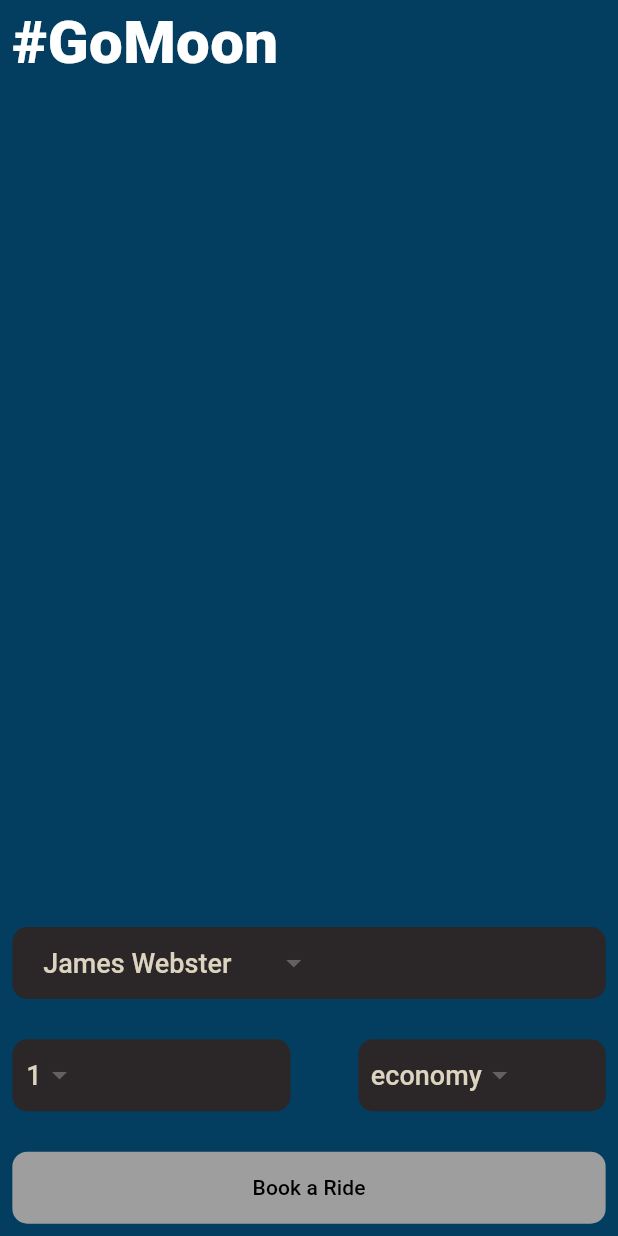
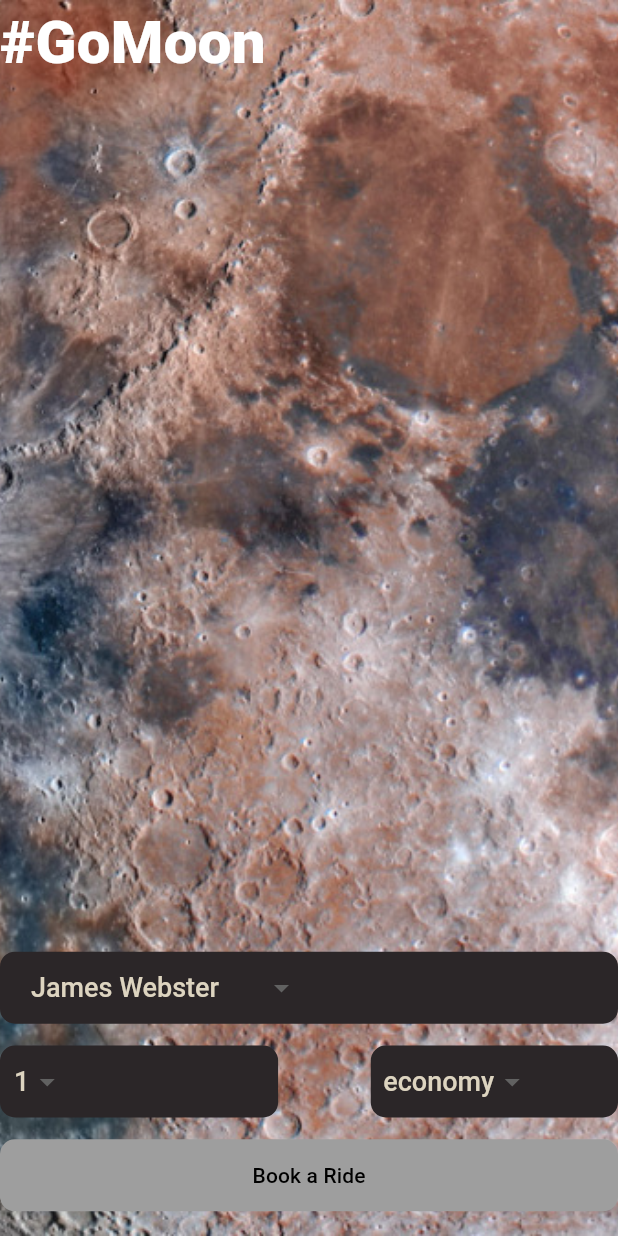
Before and after one commit to CaptainStorm21/flutter-gotomoon, a Flutter app: the screen it shows after launch, on a phone screen of 412 x 824 dp. Run offline on Flutter 3.47's test engine with Material 3 defaults, Android fonts, the phone set to English and light mode, and no system bars.

Commit message:
placing a an image in the background

```diff
--- a/lib/pages/home_page.dart
+++ b/lib/pages/home_page.dart
@@ -24,12 +24,17 @@ class HomePage extends StatelessWidget {
       color: Colors.blue.withGreen(132).withOpacity(.1),
       height: _deviceHeight,
       width: _deviceWidth,
-      padding: EdgeInsets.symmetric(horizontal: _deviceWidth * 0.02),
-      child: Column(
-        mainAxisAlignment: MainAxisAlignment.spaceBetween,
-        mainAxisSize: MainAxisSize.max,
-        crossAxisAlignment: CrossAxisAlignment.start,
-        children: [_pageTitle(), _bookRideWidget()],
+      padding: EdgeInsets.symmetric(horizontal: _deviceWidth * 0.00),
+      child: Stack(
+        children: [
+          _astroImageWidget(),
+          Column(
+            mainAxisAlignment: MainAxisAlignment.spaceBetween,
+            mainAxisSize: MainAxisSize.max,
+            crossAxisAlignment: CrossAxisAlignment.start,
+            children: [_pageTitle(), _bookRideWidget()],
+          ),
+        ],
       ),
     )));
   }
@@ -59,7 +64,7 @@ class HomePage extends StatelessWidget {
 
   Widget _bookRideWidget() {
     return Container(
-      height: _deviceHeight * .25,
+      height: _deviceHeight * .23,
       child: Column(
           mainAxisAlignment: MainAxisAlignment.spaceBetween,
           mainAxisSize: MainAxisSize.max,
@@ -99,7 +104,9 @@ class HomePage extends StatelessWidget {
   Widget _riderButton() {
     return Container(
         width: _deviceWidth,
-        margin: EdgeInsets.only(bottom: _deviceHeight * 0.01, ),
+        margin: EdgeInsets.only(
+          bottom: _deviceHeight * 0.02,
+        ),
         decoration: BoxDecoration(
           color: Colors.grey,
           borderRadius: BorderRadius.circular(10),
@@ -107,12 +114,7 @@ class HomePage extends StatelessWidget {
         child: MaterialButton(
           onPressed: () {},
           child: const Text("Book a Ride",
-          style: TextStyle(
-            color: Color.fromRGBO(0, 0, 0, 1)
-          )
-
-          ),
-
+              style: TextStyle(color: Color.fromRGBO(0, 0, 0, 1))),
         ));
   }
 }
```
